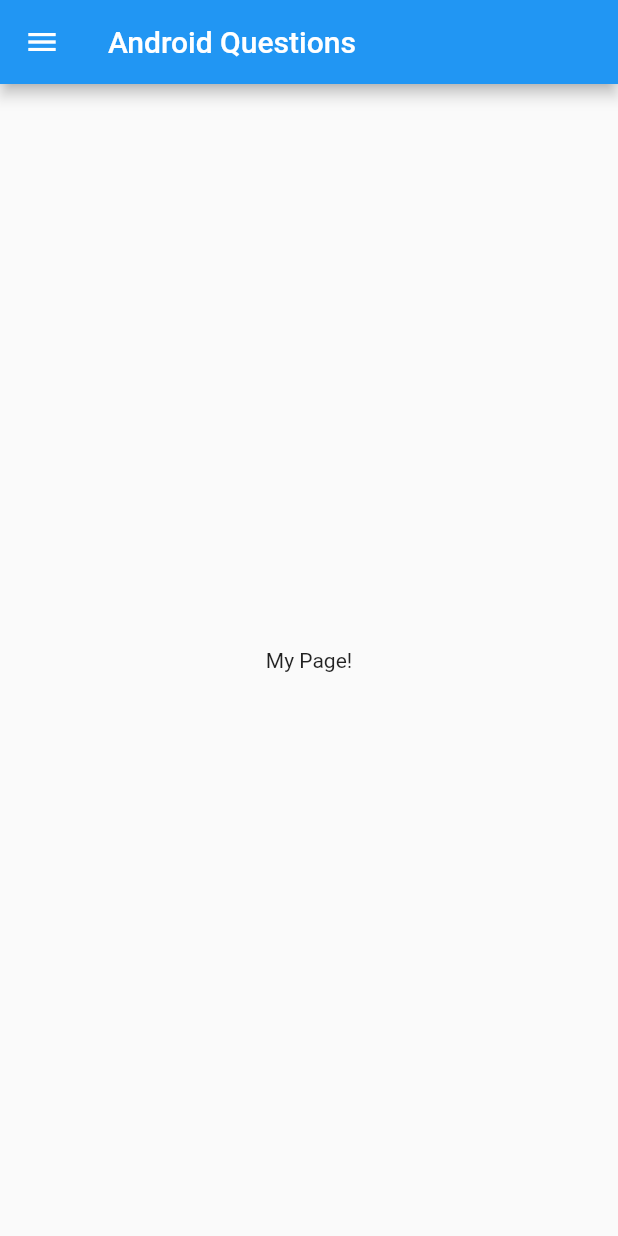
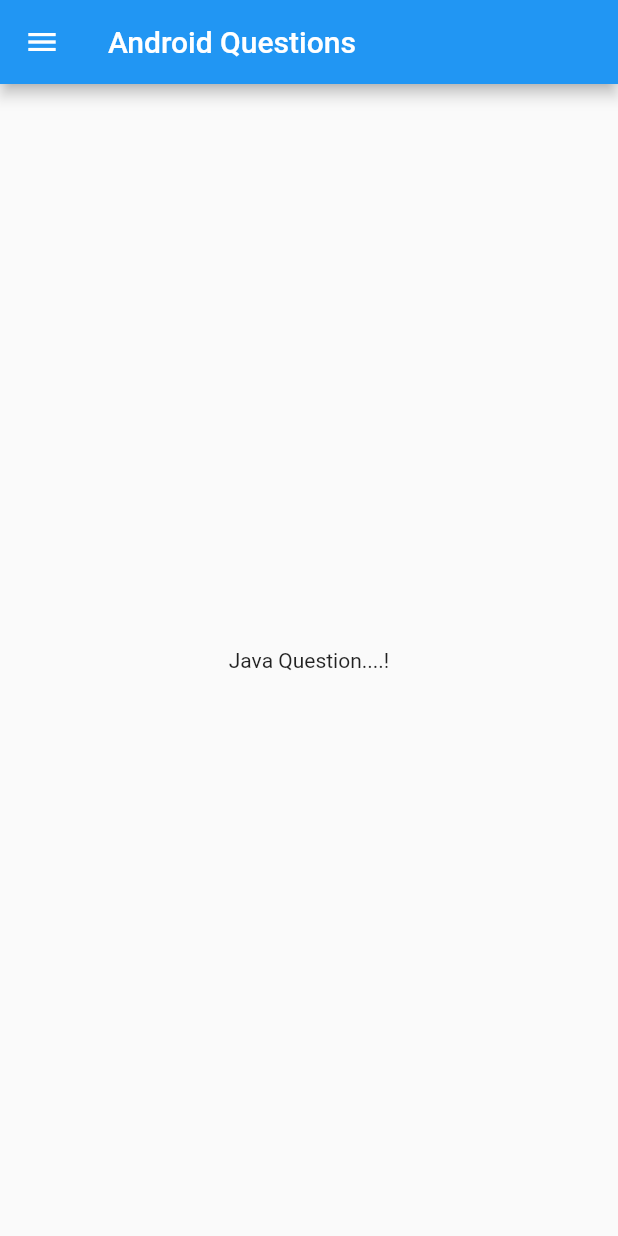
Before and after one commit to Ezhiltechii/AndroidQuestion, a Flutter app: the screen it shows after launch, on a phone screen of 412 x 824 dp. Run offline on Flutter 3.47's test engine with Material 2 defaults, Android fonts, the phone set to English and light mode, and no system bars.

```diff
--- a/lib/java_question.dart
+++ b/lib/android_question.dart
@@ -14,6 +14,9 @@ class _JavaQuestionState extends State<JavaQuestion> {
       appBar: AppBar(
         title: Text("Java Question"),
       ),
+      body: Center(
+        child: Text("Java Questions"),
+      ),
     );
   }
 }
--- a/lib/main_screen.dart
+++ b/lib/main_screen.dart
@@ -1,6 +1,7 @@
 import 'package:flutter/cupertino.dart';
 import 'package:flutter/material.dart';
-import 'package:question_answer/java_question.dart';
+import 'package:question_answer/android_question.dart';
+import 'package:question_answer/shortcutkeys.dart';
 
 
 class SplashScreen extends StatefulWidget {
@@ -24,7 +25,7 @@ class _SplashScreenState extends State<SplashScreen> {
     return Scaffold(
       appBar: AppBar(title: Text("Android Questions")),
       body: const Center(
-        child: Text('My Page!'),
+        child: Text('Java Question....!'),
       ),
       drawer: _sideDrawer(),
     );
@@ -32,6 +33,7 @@ class _SplashScreenState extends State<SplashScreen> {
 
   _sideDrawer() {
    return Drawer(
+     backgroundColor: Colors.red,
      child: ListView(
        padding: EdgeInsets.zero,
        children: <Widget>[
@@ -46,11 +48,12 @@ class _SplashScreenState extends State<SplashScreen> {
      return Padding(
      padding: EdgeInsets.fromLTRB(10, 70, 10, 10),
      child: Container(
+
        padding: EdgeInsets.only(bottom: 30),
        decoration: BoxDecoration(
            border: Border(
                bottom:
-               BorderSide(color: Colors.red)
+               BorderSide(color: Colors.white70)
            )
        ),
        child: Row(
@@ -72,14 +75,15 @@ class _SplashScreenState extends State<SplashScreen> {
                              fontSize: 18,
                              color: Colors.black,
 
+
                          )
                      ),
                      SizedBox(
                        height: 10,
                      ),
                      Text(
-                         "",
-                         style: TextStyle(fontSize: 14, color: Colors.grey)
+                         "version ",
+                         style: TextStyle(fontSize: 14, color: Colors.black)
                      )
                    ]),
              ),
@@ -106,7 +110,7 @@ class _SplashScreenState extends State<SplashScreen> {
                 Navigator.pop(context);
                 Navigator.push(
                   context,
-                  MaterialPageRoute(builder: (context) => const JavaQuestion()),
+                  MaterialPageRoute(builder: (context) => const SplashScreen()),
                 );
               },
             ),
@@ -132,7 +136,7 @@ class _SplashScreenState extends State<SplashScreen> {
             ),
             decoration: BoxDecoration(
                 border: Border(
-                  bottom: BorderSide(color: Colors.grey.shade300, width: 0.5),
+                  bottom: BorderSide(color: Colors.red.shade700, width: 0.5),
                 )),
           ),
           Container(
@@ -166,7 +170,7 @@ class _SplashScreenState extends State<SplashScreen> {
                 Navigator.pop(context);
                 Navigator.push(
                   context,
-                  MaterialPageRoute(builder: (context) => const JavaQuestion()),
+                  MaterialPageRoute(builder: (context) =>  ShortcutKeys()),
                 );
               },
             ),
```
Also changed, not shown: lib/main.dart (+5 -4 lines), lib/shortcutkeys.dart (added, +99 -0 lines).
